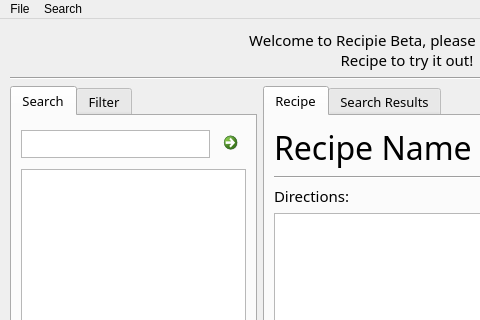
Old version of the form testing/recipie_test/mainwindow.ui in the repository starshine-bcit/Recipie; both pictures show x 0 to 480 and y 0 to 320 of the 800 by 600 pixel window.
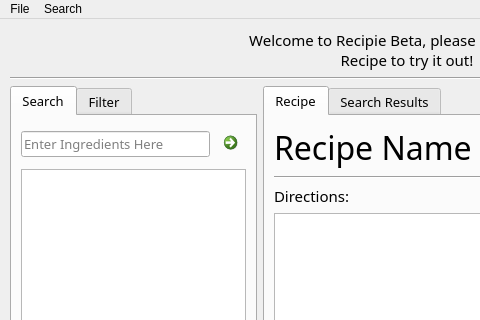
New version of the form. Icons and pictures are not drawn.

Commit message: Add basic keyboard shortcut functionality

```diff
--- a/testing/recipie_test/mainwindow.ui
+++ b/testing/recipie_test/mainwindow.ui
@@ -173,41 +173,11 @@
          </attribute>
          <layout class="QVBoxLayout" name="verticalLayout_6" stretch="0,1,0">
           <item>
-           <layout class="QHBoxLayout" name="horizontalLayoutEnterIngredient" stretch="1,0">
+           <layout class="QHBoxLayout" name="horizontalLayoutEnterIngredient" stretch="0,0">
             <item>
-             <widget class="QPlainTextEdit" name="plainTextEditIngredientEntry">
-              <property name="sizePolicy">
-               <sizepolicy hsizetype="Expanding" vsizetype="Preferred">
-                <horstretch>0</horstretch>
-                <verstretch>0</verstretch>
-               </sizepolicy>
-              </property>
-              <property name="maximumSize">
-               <size>
-                <width>16777215</width>
-                <height>28</height>
-               </size>
-              </property>
-              <property name="toolTip">
-               <string>Enter Ingredients Here</string>
-              </property>
-              <property name="frameShadow">
-               <enum>QFrame::Sunken</enum>
-              </property>
-              <property name="verticalScrollBarPolicy">
-               <enum>Qt::ScrollBarAlwaysOff</enum>
-              </property>
-              <property name="horizontalScrollBarPolicy">
-               <enum>Qt::ScrollBarAlwaysOff</enum>
-              </property>
-              <property name="lineWrapMode">
-               <enum>QPlainTextEdit::NoWrap</enum>
-              </property>
-              <property name="plainText">
-               <string/>
-              </property>
+             <widget class="QLineEdit" name="lineEditIngredientEntry">
               <property name="placeholderText">
-               <string>Enter Ingredient Here</string>
+               <string>Enter Ingredients Here</string>
               </property>
              </widget>
             </item>
```
Left out of the diff: 3 changed lines with no effect on the pictures. The commit also changes 2 other files.
